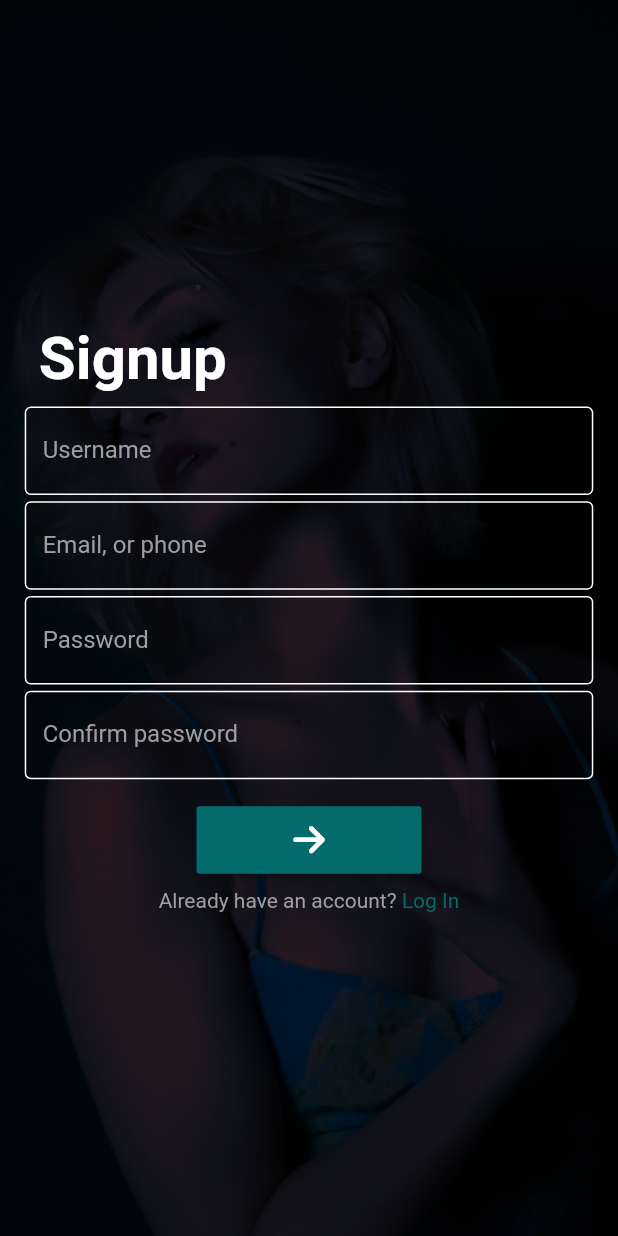
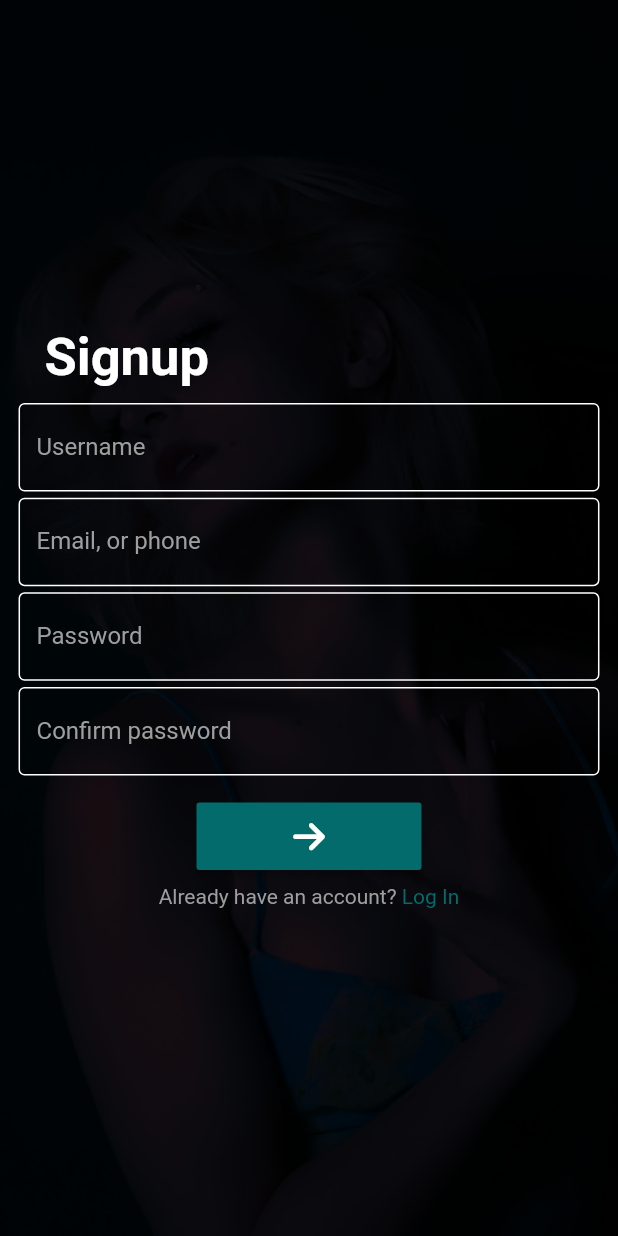
Before and after one commit to Dark70rd/login_splash_test, a Flutter app: the SignupPage screen opened directly, on a phone screen of 412 x 824 dp. Run offline on Flutter 3.47's test engine with Material 2 defaults, Android fonts, the phone set to English and light mode, and no system bars; our stand-ins replace font_awesome_flutter, shared_preferences; accounts and stored records are empty.

Commit message:
ui bug fixes

```diff
--- a/lib/home.dart
+++ b/lib/home.dart
@@ -1,7 +1,6 @@
 import 'package:flutter/material.dart';
 import 'package:shared_preferences/shared_preferences.dart';
 import 'package:login_splash_test/login.dart';
-import 'package:login_splash_test/main.dart';
 
 class HomePage extends StatefulWidget {
   const HomePage({Key? key}) : super(key: key);
--- a/lib/signup.dart
+++ b/lib/signup.dart
@@ -36,6 +36,7 @@ class SignupPageState extends State<SignupPage>
       height: scrHeight,
       width: scrWidth,
       child: Scaffold(
+        resizeToAvoidBottomInset: true,
         backgroundColor: Colors.black,
         body: Stack(
           fit: StackFit.expand,
@@ -43,15 +44,15 @@ class SignupPageState extends State<SignupPage>
             Image(
               image: AssetImage('assets/bgImages/donna1.jpg'),
               fit: BoxFit.cover,
-              color: Color.fromARGB(194, 0, 0, 0),
-              colorBlendMode: BlendMode.multiply,
+              color: Colors.black87,
+              colorBlendMode: BlendMode.darken,
             ),
             Column(
               mainAxisAlignment: MainAxisAlignment.center,
               mainAxisSize: MainAxisSize.min,
               children: <Widget>[
                 Container(
-                  padding: EdgeInsets.all((scrWidth * 0.04)),
+                  padding: EdgeInsets.all((scrWidth * 0.03)),
                   child: Form(
                     autovalidateMode: AutovalidateMode.always,
                     child: Column(
@@ -60,18 +61,18 @@ class SignupPageState extends State<SignupPage>
                       mainAxisSize: MainAxisSize.min,
                       children: <Widget>[
                         Padding(
-                          padding: EdgeInsets.only(right: (scrWidth * 0.57)),
+                          padding: EdgeInsets.only(right: (scrWidth * 0.59)),
                           child: Text(
                             "Signup",
                             textAlign: TextAlign.center,
                             style: TextStyle(
                                 color: Colors.white,
-                                fontSize: 40,
+                                fontSize: 35,
                                 fontWeight: FontWeight.bold),
                           ),
                         ),
                         SizedBox(
-                          height: (scrHeight * 0.01),
+                          height: 9.4,
                         ),
                         TextFormField(
                           style: TextStyle(color: Colors.white),
```
Also changed, not shown: lib/login.dart (+4 -4 lines).
